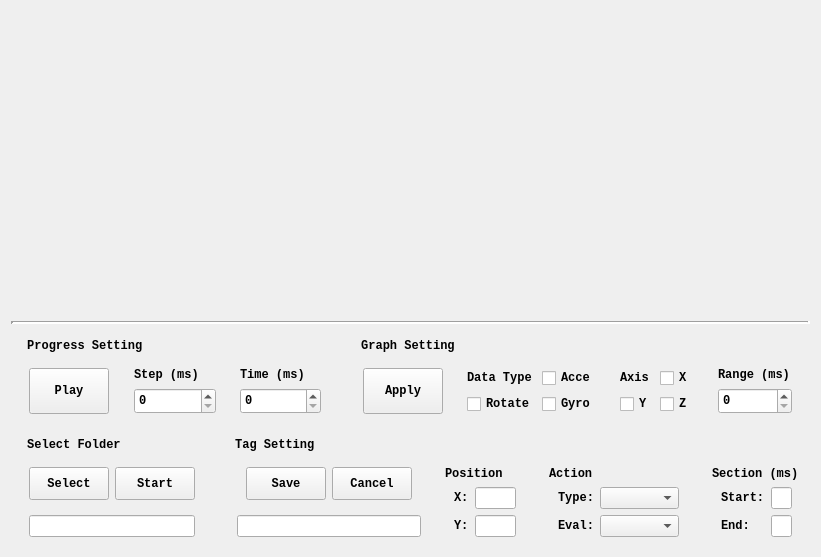
Before: the Qt Designer form View/MainUI.ui in 21kchen1/BadmintonDataMarker, drawn with Qt 5.
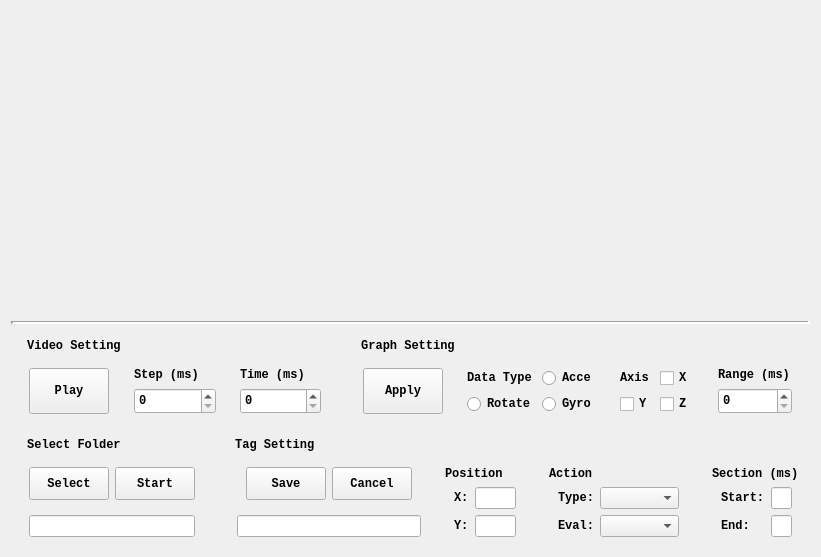
After: the same form once the commit is applied.

What changed in the file:
```diff
--- a/View/MainUI.ui
+++ b/View/MainUI.ui
@@ -167,7 +167,7 @@
                </sizepolicy>
               </property>
               <property name="text">
-               <string> Progress Setting</string>
+               <string> Video Setting</string>
               </property>
              </widget>
             </item>
@@ -397,13 +397,6 @@
                   <property name="bottomMargin">
                    <number>0</number>
                   </property>
-                  <item row="0" column="1">
-                   <widget class="QCheckBox" name="AcceCheckBox">
-                    <property name="text">
-                     <string>Acce</string>
-                    </property>
-                   </widget>
-                  </item>
                   <item row="0" column="0">
                    <widget class="QLabel" name="DataTypeLabel">
                     <property name="sizePolicy">
@@ -417,20 +410,30 @@
                     </property>
                    </widget>
                   </item>
-                  <item row="1" column="0">
-                   <widget class="QCheckBox" name="RotateCheckBox">
+                  <item row="0" column="1">
+                   <widget class="QRadioButton" name="AcceRadioButton">
                     <property name="text">
-                     <string>Rotate</string>
+                     <string>Acce</string>
+                    </property>
+                    <property name="checked">
+                     <bool>false</bool>
                     </property>
                    </widget>
                   </item>
                   <item row="1" column="1">
-                   <widget class="QCheckBox" name="GyroCheckBox">
+                   <widget class="QRadioButton" name="GyroRadioButton">
                     <property name="text">
                      <string>Gyro</string>
                     </property>
                    </widget>
                   </item>
+                  <item row="1" column="0">
+                   <widget class="QRadioButton" name="RotateRadioButton">
+                    <property name="text">
+                     <string>Rotate</string>
+                    </property>
+                   </widget>
+                  </item>
                  </layout>
                 </widget>
                </item>
```
Left out of the diff: 7 changed lines with no effect on the pictures.
